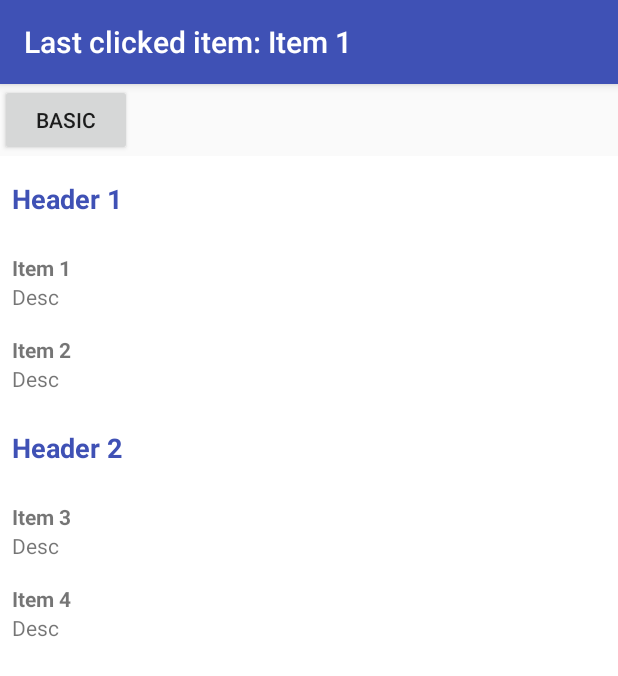
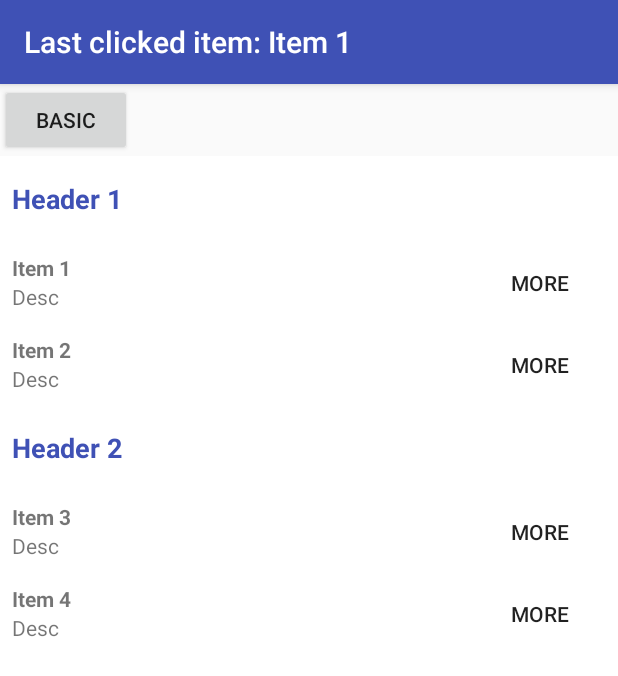
Before and after one commit to inloop/SimpleRecyclerAdapter, an Android app: the AdvancedAdapterActivity screen opened directly, with no data from a screen before it, after a tap on "Item 1", on a phone screen of 412 x 824 dp. Shown: the top 676 px of the screen. Run offline under Robolectric (Android 15) with nearby library versions, the phone set to English and light mode, and no system bars.

```diff
--- a/library/src/main/java/eu/inloop/simplerecycleradapter/ItemActionListener.java
+++ b/library/src/main/java/eu/inloop/simplerecycleradapter/ItemActionListener.java
@@ -1,7 +1,8 @@
 package eu.inloop.simplerecycleradapter;
 
 import android.support.annotation.NonNull;
+import android.view.View;
 
 public interface ItemActionListener<T, VH> {
-    void onItemClick(@NonNull T item, @NonNull VH viewHolder, int id);
+    void onItemClick(@NonNull T item, @NonNull VH viewHolder, @NonNull View view);
 }
--- a/library/src/main/java/eu/inloop/simplerecycleradapter/SettableViewHolder.java
+++ b/library/src/main/java/eu/inloop/simplerecycleradapter/SettableViewHolder.java
@@ -3,10 +3,13 @@ package eu.inloop.simplerecycleradapter;
 import android.content.Context;
 import android.support.annotation.LayoutRes;
 import android.support.annotation.NonNull;
+import android.support.annotation.Nullable;
 import android.support.v7.widget.RecyclerView;
 import android.view.LayoutInflater;
 import android.view.View;
 import android.view.ViewGroup;
+
+import java.util.List;
 
 public abstract class SettableViewHolder<R> extends RecyclerView.ViewHolder {
 
@@ -24,4 +27,9 @@ public abstract class SettableViewHolder<R> extends RecyclerView.ViewHolder {
         return true;
     }
 
+    @Nullable
+    public List<? extends View> getInnerClickableAreas() {
+        return null;
+    }
+
 }
--- a/library/src/main/java/eu/inloop/simplerecycleradapter/SimpleRecyclerAdapter.java
+++ b/library/src/main/java/eu/inloop/simplerecycleradapter/SimpleRecyclerAdapter.java
@@ -73,15 +73,31 @@ public class SimpleRecyclerAdapter<T, VH extends SettableViewHolder<T>> extends
         }
 
         if (mActionListener != null) {
-            holder.itemView.setOnClickListener(new View.OnClickListener() {
-                @Override
-                public void onClick(final View view) {
-                    if (holder.isClickable()) {
-                        mActionListener.onItemClick(item, holder, -1);
-                    }
+            if (holder.isClickable()) {
+                holder.itemView.setOnClickListener(createClickListener(item, holder, holder.itemView));
+            } else {
+                holder.itemView.setOnClickListener(null);
+            }
+
+            List<? extends View> clickableAreas = holder.getInnerClickableAreas();
+            if (clickableAreas != null) {
+                for (View area : clickableAreas) {
+                    area.setOnClickListener(createClickListener(item, holder, area));
                 }
-            });
+            }
         }
+    }
+
+    @NonNull
+    private View.OnClickListener createClickListener(final T item, final VH holder, final View view) {
+        return new View.OnClickListener() {
+            @Override
+            public void onClick(final View view) {
+                if (mActionListener != null) {
+                    mActionListener.onItemClick(item, holder, view);
+                }
+            }
+        };
     }
 
     public void setModifyViewHolderListener(final @Nullable ModifyViewHolder<T, VH> listener) {
--- a/sample/src/main/java/eu/inloop/simplerecycleradapter/sample/activity/AdvancedAdapterActivity.java
+++ b/sample/src/main/java/eu/inloop/simplerecycleradapter/sample/activity/AdvancedAdapterActivity.java
@@ -80,10 +80,15 @@ public class AdvancedAdapterActivity extends AppCompatActivity implements ItemAc
     }
 
     @Override
-    public void onItemClick(@NonNull WrappedMyDataObject item, @NonNull SettableViewHolder viewHolder, int id) {
+    public void onItemClick(@NonNull WrappedMyDataObject item, @NonNull SettableViewHolder viewHolder, @NonNull View view) {
         if (item.getType() == WrappedMyDataObject.ITEM_TYPE_NORMAL) {
             MyDataObject dataObject = item.getDataObject();
-            setTitle("Last clicked item: " + dataObject.getTitle());
+
+            if (view.getId() == R.id.btn_more) {
+                setTitle("Action clicked on item: " + dataObject.getTitle());
+            } else {
+                setTitle("Last clicked item: " + dataObject.getTitle());
+            }
         }
     }
 }
--- a/sample/src/main/java/eu/inloop/simplerecycleradapter/sample/activity/BasicAdapterActivity.java
+++ b/sample/src/main/java/eu/inloop/simplerecycleradapter/sample/activity/BasicAdapterActivity.java
@@ -60,7 +60,7 @@ public class BasicAdapterActivity extends AppCompatActivity implements ItemActio
     }
 
     @Override
-    public void onItemClick(@NonNull MyDataObject item, @NonNull MyDataViewHolder viewHolder, int id) {
+    public void onItemClick(@NonNull MyDataObject item, @NonNull MyDataViewHolder viewHolder, @NonNull View view) {
         setTitle("Last clicked item: " + item.getTitle());
     }
 }
--- a/sample/src/main/java/eu/inloop/simplerecycleradapter/sample/adapter/viewholder/advanced/AdvancedDataViewHolder.java
+++ b/sample/src/main/java/eu/inloop/simplerecycleradapter/sample/adapter/viewholder/advanced/AdvancedDataViewHolder.java
@@ -3,9 +3,14 @@ package eu.inloop.simplerecycleradapter.sample.adapter.viewholder.advanced;
 import android.content.Context;
 import android.support.annotation.LayoutRes;
 import android.support.annotation.NonNull;
+import android.support.annotation.Nullable;
 import android.view.View;
 import android.view.ViewGroup;
+import android.widget.Button;
 import android.widget.TextView;
+
+import java.util.Collections;
+import java.util.List;
 
 import eu.inloop.simplerecycleradapter.SettableViewHolder;
 import eu.inloop.simplerecycleradapter.sample.R;
@@ -17,6 +22,7 @@ public class AdvancedDataViewHolder extends SettableViewHolder<WrappedMyDataObje
 
     private TextView mTitle;
     private TextView mText;
+    private Button mBtnMore;
 
     public AdvancedDataViewHolder(View itemView) {
         super(itemView);
@@ -31,6 +37,8 @@ public class AdvancedDataViewHolder extends SettableViewHolder<WrappedMyDataObje
     private void init() {
         mTitle = (TextView) itemView.findViewById(R.id.title);
         mText = (TextView) itemView.findViewById(R.id.description);
+        mBtnMore = (Button) itemView.findViewById(R.id.btn_more);
+        mBtnMore.setVisibility(View.VISIBLE);
     }
 
     @Override
@@ -40,4 +48,9 @@ public class AdvancedDataViewHolder extends SettableViewHolder<WrappedMyDataObje
         mText.setText(dataObject.getText());
     }
 
+    @Nullable
+    @Override
+    public List<? extends View> getInnerClickableAreas() {
+        return Collections.singletonList(mBtnMore);
+    }
 }
--- a/sample/src/main/res/layout/item_mydata.xml
+++ b/sample/src/main/res/layout/item_mydata.xml
@@ -4,9 +4,14 @@
               android:layout_width="match_parent"
               android:layout_height="wrap_content"
               android:background="?selectableItemBackground"
-              android:orientation="vertical"
+              android:orientation="horizontal"
               android:padding="8dp">
 
+    <LinearLayout
+        android:layout_width="0dp"
+        android:layout_height="wrap_content"
+        android:layout_weight="1"
+        android:orientation="vertical">
     <TextView
         android:id="@+id/title"
         android:layout_width="wrap_content"
@@ -19,5 +24,14 @@
         android:layout_width="wrap_content"
         android:layout_height="wrap_content"
         tools:text="Text"/>
+    </LinearLayout>
+
+    <Button
+        android:id="@+id/btn_more"
+        android:layout_width="wrap_content"
+        android:layout_height="match_parent"
+        android:text="More"
+        android:visibility="gone"
+        style="@style/Widget.AppCompat.Button.Borderless"/>
 
 </LinearLayout>
```
